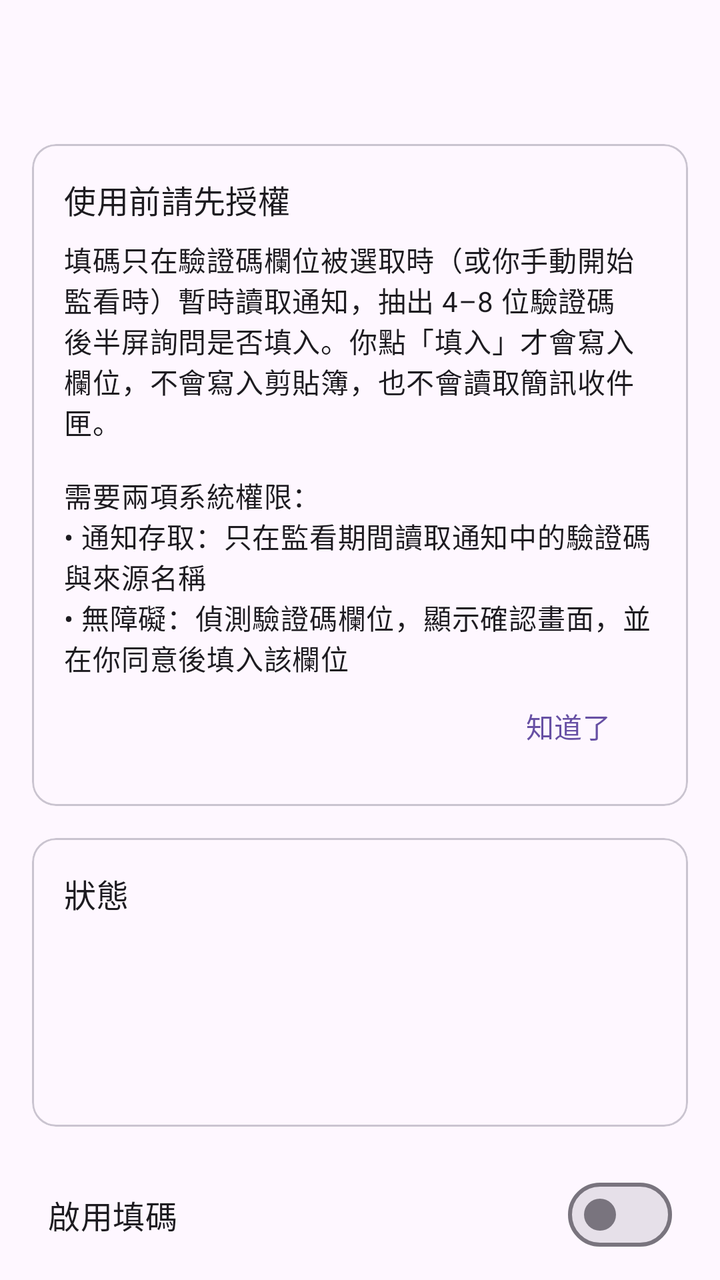
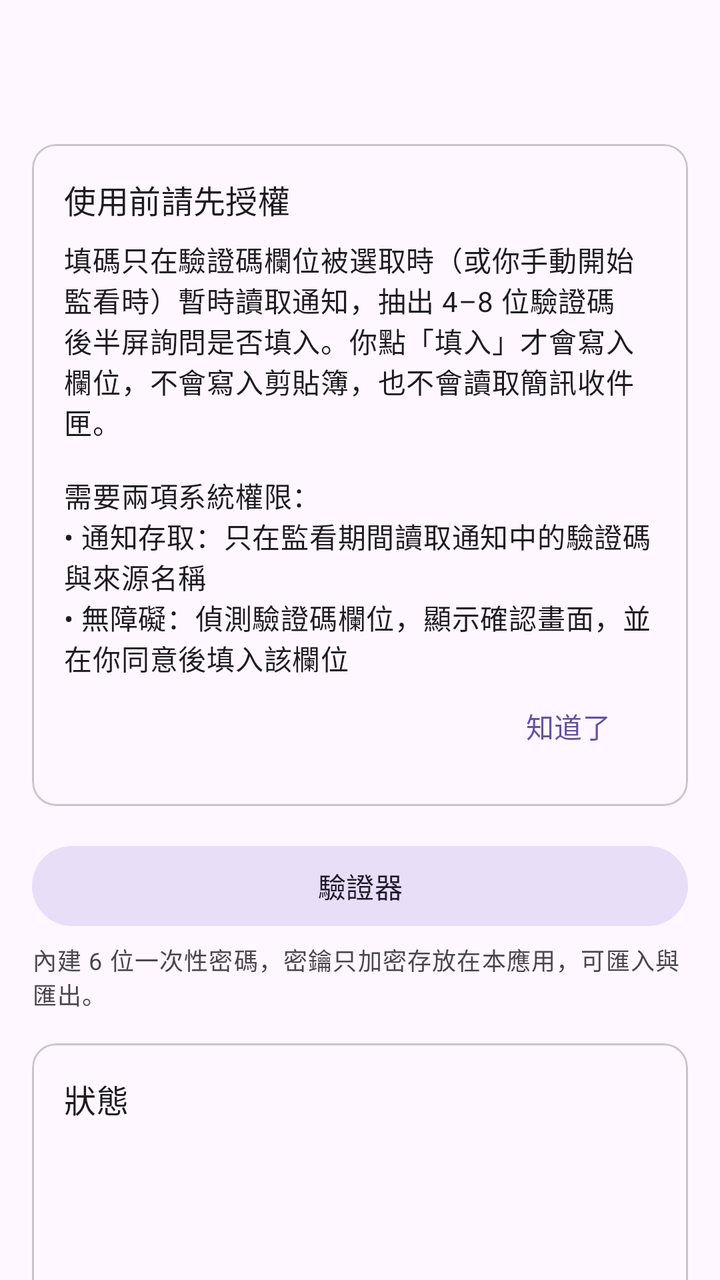

Compare the two renders of this Android layout. The source of the first and the diff that turns it into the second are given below.
<!-- AndroidManifest.xml: application theme Theme.AutoFill -->
<!-- res/layout/activity_main.xml -->
<?xml version="1.0" encoding="utf-8"?>
<LinearLayout xmlns:android="http://schemas.android.com/apk/res/android"
    xmlns:app="http://schemas.android.com/apk/res-auto"
    android:id="@+id/root"
    android:layout_width="match_parent"
    android:layout_height="match_parent"
    android:orientation="vertical">

    <com.google.android.material.appbar.MaterialToolbar
        android:id="@+id/toolbar"
        android:layout_width="match_parent"
        android:layout_height="wrap_content"
        android:title="@string/app_name"
        app:titleCentered="false" />

    <androidx.core.widget.NestedScrollView
        android:layout_width="match_parent"
        android:layout_height="match_parent"
        android:clipToPadding="false"
        android:paddingHorizontal="16dp"
        android:paddingBottom="24dp">

        <LinearLayout
            android:layout_width="match_parent"
            android:layout_height="wrap_content"
            android:orientation="vertical">

            <com.google.android.material.card.MaterialCardView
                android:id="@+id/card_first_run"
                android:layout_width="match_parent"
                android:layout_height="wrap_content"
                android:layout_marginTop="8dp"
                app:cardElevation="0dp"
                app:strokeWidth="1dp">

                <LinearLayout
                    android:layout_width="match_parent"
                    android:layout_height="wrap_content"
                    android:orientation="vertical"
                    android:padding="16dp">

                    <TextView
                        android:layout_width="match_parent"
                        android:layout_height="wrap_content"
                        android:text="@string/first_run_title"
                        android:textAppearance="?attr/textAppearanceTitleMedium" />

                    <TextView
                        android:layout_width="match_parent"
                        android:layout_height="wrap_content"
                        android:layout_marginTop="8dp"
                        android:text="@string/first_run_body"
                        android:textAppearance="?attr/textAppearanceBodyMedium" />

                    <com.google.android.material.button.MaterialButton
                        android:id="@+id/btn_first_run_got_it"
                        style="@style/Widget.Material3.Button.TextButton"
                        android:layout_width="wrap_content"
                        android:layout_height="wrap_content"
                        android:layout_gravity="end"
                        android:text="@string/first_run_got_it" />
                </LinearLayout>
            </com.google.android.material.card.MaterialCardView>

            <com.google.android.material.card.MaterialCardView
                android:layout_width="match_parent"
                android:layout_height="wrap_content"
                android:layout_marginTop="16dp"
                app:cardElevation="0dp"
                app:strokeWidth="1dp">

                <LinearLayout
                    android:layout_width="match_parent"
                    android:layout_height="wrap_content"
                    android:orientation="vertical"
                    android:padding="16dp">

                    <TextView
                        android:layout_width="match_parent"
                        android:layout_height="wrap_content"
                        android:text="@string/status_card_title"
                        android:textAppearance="?attr/textAppearanceTitleMedium" />

                    <TextView
                        android:id="@+id/status_listener"
                        android:layout_width="match_parent"
                        android:layout_height="wrap_content"
                        android:layout_marginTop="12dp"
                        android:textAppearance="?attr/textAppearanceBodyLarge" />

                    <TextView
                        android:id="@+id/status_accessibility"
                        android:layout_width="match_parent"
                        android:layout_height="wrap_content"
                        android:layout_marginTop="6dp"
                        android:textAppearance="?attr/textAppearanceBodyLarge" />

                    <TextView
                        android:id="@+id/status_watch"
                        android:layout_width="match_parent"
                        android:layout_height="wrap_content"
                        android:layout_marginTop="6dp"
                        android:textAppearance="?attr/textAppearanceBodyLarge" />
                </LinearLayout>
            </com.google.android.material.card.MaterialCardView>

            <com.google.android.material.materialswitch.MaterialSwitch
                android:id="@+id/switch_master"
                android:layout_width="match_parent"
                android:layout_height="wrap_content"
                android:layout_marginTop="16dp"
                android:minHeight="56dp"
                android:paddingHorizontal="8dp"
                android:text="@string/switch_enable"
                android:textAppearance="?attr/textAppearanceTitleMedium" />

            <com.google.android.material.button.MaterialButton
                android:id="@+id/btn_listener"
                style="@style/Widget.Material3.Button.TonalButton"
                android:layout_width="match_parent"
                android:layout_height="wrap_content"
                android:layout_marginTop="8dp"
                android:text="@string/btn_grant_listener" />

            <TextView
                android:layout_width="match_parent"
                android:layout_height="wrap_content"
                android:layout_marginTop="4dp"
                android:text="@string/rationale_listener"
                android:textAppearance="?attr/textAppearanceBodySmall" />

            <com.google.android.material.button.MaterialButton
                android:id="@+id/btn_accessibility"
                style="@style/Widget.Material3.Button.TonalButton"
                android:layout_width="match_parent"
                android:layout_height="wrap_content"
                android:layout_marginTop="12dp"
                android:text="@string/btn_grant_accessibility" />

            <TextView
                android:layout_width="match_parent"
                android:layout_height="wrap_content"
                android:layout_marginTop="4dp"
                android:text="@string/rationale_accessibility"
                android:textAppearance="?attr/textAppearanceBodySmall" />

            <com.google.android.material.button.MaterialButton
                android:id="@+id/btn_arm"
                android:layout_width="match_parent"
                android:layout_height="wrap_content"
                android:layout_marginTop="16dp"
                android:text="@string/btn_arm_now" />

            <TextView
                android:layout_width="match_parent"
                android:layout_height="wrap_content"
                android:layout_marginTop="16dp"
                android:text="@string/explanation"
                android:textAppearance="?attr/textAppearanceBodyMedium" />

            <TextView
                android:layout_width="match_parent"
                android:layout_height="wrap_content"
                android:layout_marginTop="12dp"
                android:text="@string/privacy_note"
                android:textAppearance="?attr/textAppearanceBodySmall" />
        </LinearLayout>
    </androidx.core.widget.NestedScrollView>
</LinearLayout>
<!-- resources referenced by this layout -->
<resources>
  <string name="app_name">填碼</string>
  <string name="btn_arm_now">開始監看</string>
  <string name="btn_grant_accessibility">開啟無障礙</string>
  <string name="btn_grant_listener">開啟通知存取</string>
  <string name="explanation">進入網頁或 App 的驗證碼欄位時會自動開始監看通知；鍵盤彈出或短暫失焦後會再等約 80 秒。離開驗證碼頁、逾時或關閉開關就會停止。你也可以手動開始監看。驗證碼來了只會半屏詢問，不會偷偷填入。</string>
  <string name="first_run_body">填碼只在驗證碼欄位被選取時（或你手動開始監看時）暫時讀取通知，抽出 4–8 位驗證碼後半屏詢問是否填入。你點「填入」才會寫入欄位，不會寫入剪貼簿，也不會讀取簡訊收件匣。\n\n需要兩項系統權限：\n• 通知存取：只在監看期間讀取通知中的驗證碼與來源名稱\n• 無障礙：偵測驗證碼欄位，顯示確認畫面，並在你同意後填入該欄位</string>
  <string name="first_run_got_it">知道了</string>
  <string name="first_run_title">使用前請先授權</string>
  <string name="privacy_note">本應用不連網、不收集分析資料。一鍵關閉上方開關即可停止監看。</string>
  <string name="rationale_accessibility">無障礙僅用於偵測驗證碼欄位、顯示確認畫面，以及在你按下「填入」後把驗證碼寫入該欄位。</string>
  <string name="rationale_listener">通知存取用於在監看期間從通知抽出驗證碼。不會讀取簡訊收件匣，也不會把完整簡訊或郵件本文顯示在確認畫面。</string>
  <string name="status_card_title">狀態</string>
  <string name="switch_enable">啟用填碼</string>
  <style name="Theme.AutoFill" parent="Theme.Material3.DayNight.NoActionBar">
          <item name="android:statusBarColor">@android:color/transparent</item>
          <item name="android:navigationBarColor">@android:color/transparent</item>
          <item name="android:windowLightStatusBar">true</item>
      </style>
</resources>

<!-- the commit's change to res/layout/activity_main.xml (unified diff, before → after) -->
@@ -61,6 +61,21 @@
                         android:text="@string/first_run_got_it" />
                 </LinearLayout>
             </com.google.android.material.card.MaterialCardView>
+
+            <com.google.android.material.button.MaterialButton
+                android:id="@+id/btn_totp"
+                style="@style/Widget.Material3.Button.TonalButton"
+                android:layout_width="match_parent"
+                android:layout_height="wrap_content"
+                android:layout_marginTop="16dp"
+                android:text="@string/btn_totp" />
+
+            <TextView
+                android:layout_width="match_parent"
+                android:layout_height="wrap_content"
+                android:layout_marginTop="4dp"
+                android:text="@string/btn_totp_hint"
+                android:textAppearance="?attr/textAppearanceBodySmall" />
 
             <com.google.android.material.card.MaterialCardView
                 android:layout_width="match_parent"
<!-- resource entries referenced after the edit -->
@@ -4,6 +4,8 @@
   <string name="btn_arm_now">開始監看</string>
   <string name="btn_grant_accessibility">開啟無障礙</string>
   <string name="btn_grant_listener">開啟通知存取</string>
+  <string name="btn_totp">驗證器</string>
+  <string name="btn_totp_hint">內建 6 位一次性密碼，密鑰只加密存放在本應用，可匯入與匯出。</string>
   <string name="explanation">進入網頁或 App 的驗證碼欄位時會自動開始監看通知；鍵盤彈出或短暫失焦後會再等約 80 秒。離開驗證碼頁、逾時或關閉開關就會停止。你也可以手動開始監看。驗證碼來了只會半屏詢問，不會偷偷填入。</string>
   <string name="first_run_body">填碼只在驗證碼欄位被選取時（或你手動開始監看時）暫時讀取通知，抽出 4–8 位驗證碼後半屏詢問是否填入。你點「填入」才會寫入欄位，不會寫入剪貼簿，也不會讀取簡訊收件匣。\n\n需要兩項系統權限：\n• 通知存取：只在監看期間讀取通知中的驗證碼與來源名稱\n• 無障礙：偵測驗證碼欄位，顯示確認畫面，並在你同意後填入該欄位</string>
   <string name="first_run_got_it">知道了</string>
